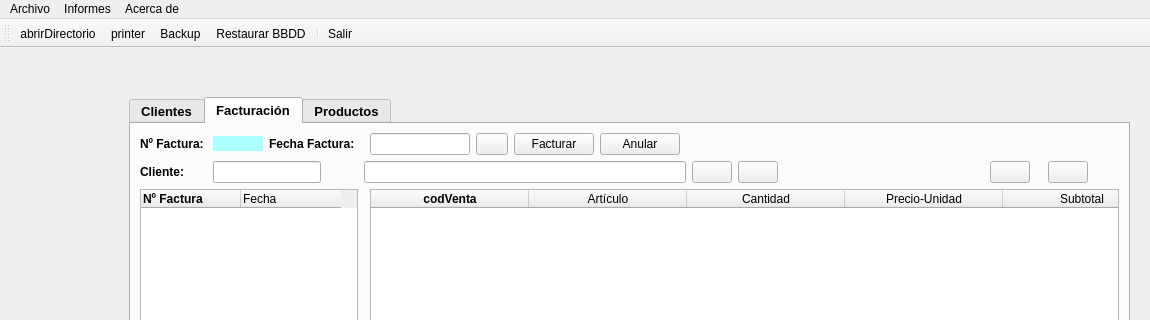
The window that ventana.ui (XoanCarlos/PEREZGONZALEZ) describes before a commit, drawn with Qt 5; both pictures show x 0 to 1150 and y 0 to 320 of the 1150 by 884 pixel window.
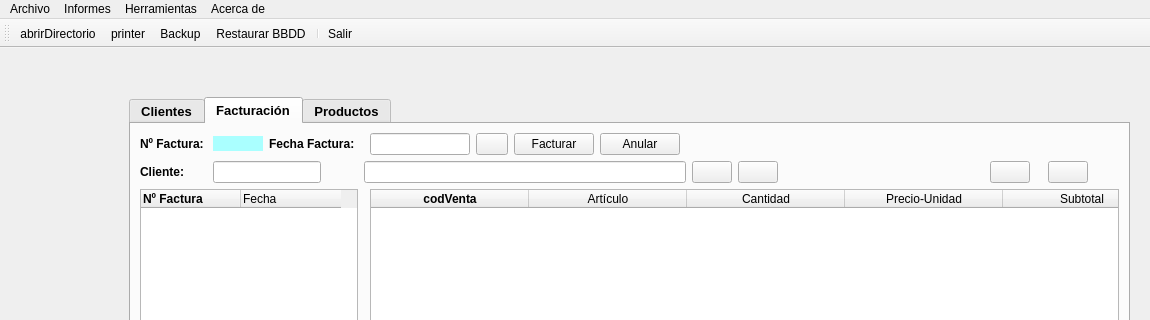
The same window after the commit. The open tabs and pages were chosen to show the change. Icons and pictures are not drawn.

```diff
--- a/ventana.ui
+++ b/ventana.ui
@@ -1964,8 +1964,18 @@
      <string>Acerca de</string>
     </property>
    </widget>
+   <widget class="QMenu" name="menuHerramientas">
+    <property name="title">
+     <string>Herramientas</string>
+    </property>
+    <addaction name="actionImportar_Datos"/>
+    <addaction name="separator"/>
+    <addaction name="actionCrear_Backup"/>
+    <addaction name="actionRecuperar_Backup"/>
+   </widget>
    <addaction name="menuArchivo"/>
    <addaction name="menuInformes"/>
+   <addaction name="menuHerramientas"/>
    <addaction name="menuAcerca_de"/>
   </widget>
   <widget class="QStatusBar" name="statusbar">
```
Left out of the diff: 25 changed lines with no effect on the pictures.
